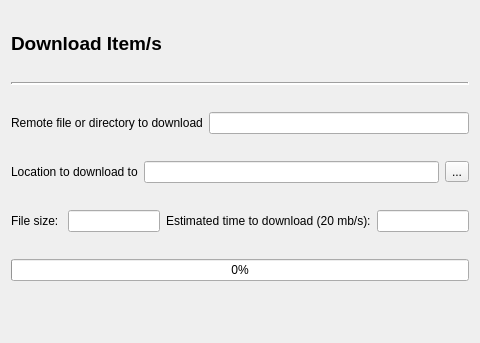
Old version of the form PyUIC/downloaddialog.ui in the repository CommRogue/NetAdmin.
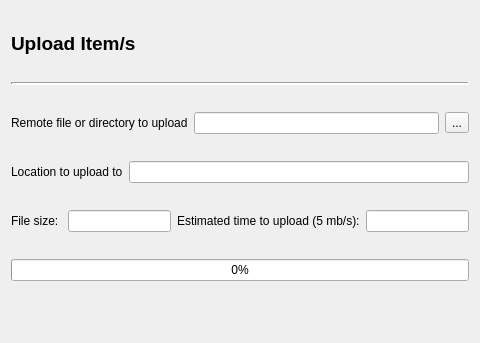
New version of the form.

Commit message: Implemented cancel download.

Patch:
```diff
--- a/PyUIC/downloaddialog.ui
+++ b/PyUIC/downloaddialog.ui
@@ -29,7 +29,7 @@
       </sizepolicy>
      </property>
      <property name="text">
-      <string>&lt;html&gt;&lt;head/&gt;&lt;body&gt;&lt;p&gt;&lt;span style=&quot; font-size:14pt; font-weight:600;&quot;&gt;Download Item/s&lt;/span&gt;&lt;/p&gt;&lt;/body&gt;&lt;/html&gt;</string>
+      <string>&lt;html&gt;&lt;head/&gt;&lt;body&gt;&lt;p&gt;&lt;span style=&quot; font-size:14pt; font-weight:600;&quot;&gt;Upload Item/s&lt;/span&gt;&lt;/p&gt;&lt;/body&gt;&lt;/html&gt;</string>
      </property>
     </widget>
    </item>
@@ -57,7 +57,7 @@
      <item>
       <widget class="QLabel" name="label_2">
        <property name="text">
-        <string>Remote file or directory to download</string>
+        <string>Remote file or directory to upload</string>
        </property>
       </widget>
      </item>
@@ -68,6 +68,13 @@
        </property>
       </widget>
      </item>
+     <item>
+      <widget class="QToolButton" name="chooseDirectoryButton">
+       <property name="text">
+        <string>...</string>
+       </property>
+      </widget>
+     </item>
     </layout>
    </item>
    <item>
@@ -75,7 +82,7 @@
      <item>
       <widget class="QLabel" name="label">
        <property name="text">
-        <string>Location to download to</string>
+        <string>Location to upload to</string>
        </property>
       </widget>
      </item>
@@ -86,13 +93,6 @@
        </property>
       </widget>
      </item>
-     <item>
-      <widget class="QToolButton" name="chooseDirectoryButton">
-       <property name="text">
-        <string>...</string>
-       </property>
-      </widget>
-     </item>
     </layout>
    </item>
    <item>
@@ -120,7 +120,7 @@
      <item>
       <widget class="QLabel" name="downloadTimeLabel">
        <property name="text">
-        <string>Estimated time to download (20 mb/s):</string>
+        <string>Estimated time to upload (5 mb/s):</string>
        </property>
       </widget>
      </item>
```
The commit also changes 12 other files.
